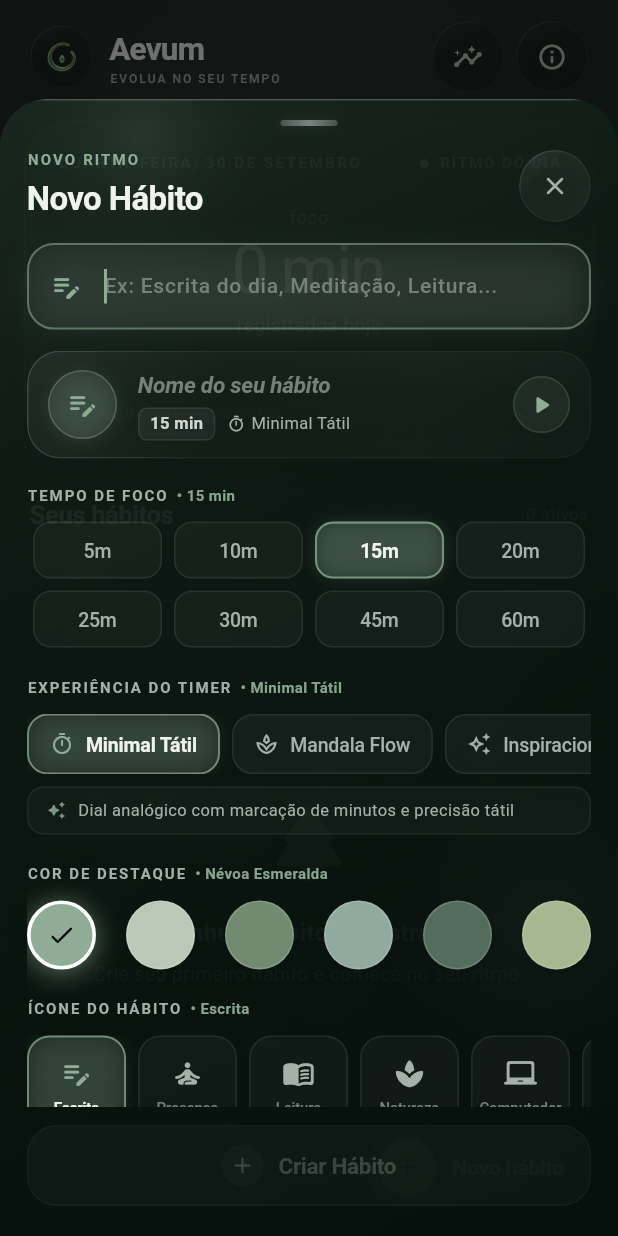
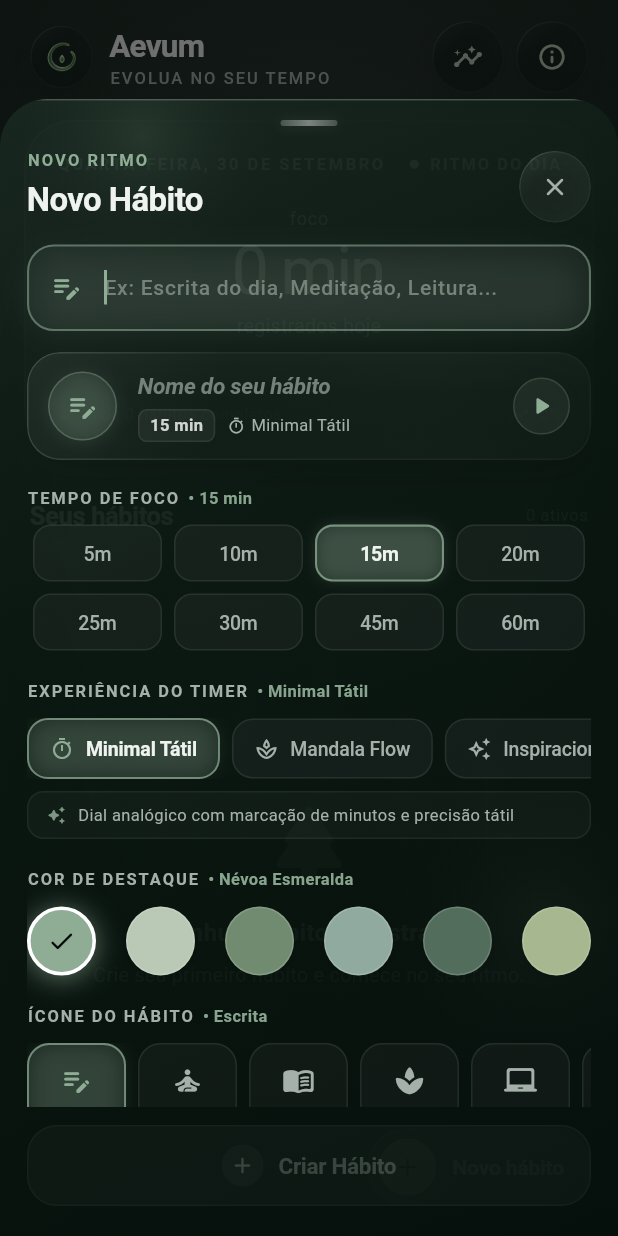
Before and after one commit to matheusz-nied/Aevum, a Flutter app: the HomeScreen screen opened directly, after a tap on "Novo hábito", on a phone screen of 412 x 824 dp. Run offline on Flutter 3.47's test engine with Material 3 defaults, Android fonts, the phone set to English and light mode, and no system bars; our stand-ins replace audioplayers, fl_chart, flutter_riverpod, hive, hive_flutter, package_info_plus and 2 more; accounts and stored records are empty.

Commit message:
feat: fontes mínimas de 11px e Semantics com o tempo restante no timer
Co-Authored-By: Claude Sonnet 5.5 <noreply@anthropic.com>

```diff
--- a/lib/features/onboarding/presentation/onboarding_screen.dart
+++ b/lib/features/onboarding/presentation/onboarding_screen.dart
@@ -218,7 +218,7 @@ class _PageShell extends StatelessWidget {
                   eyebrow,
                   style: const TextStyle(
                     color: AppColors.textMuted,
-                    fontSize: 10,
+                    fontSize: 11,
                     letterSpacing: 2.6,
                     fontWeight: FontWeight.w700,
                   ),
--- a/lib/features/tasks/presentation/screens/home_screen.dart
+++ b/lib/features/tasks/presentation/screens/home_screen.dart
@@ -208,7 +208,7 @@ class _HomeScreenState extends ConsumerState<HomeScreen> {
                                 'EVOLUA NO SEU TEMPO',
                                 style: TextStyle(
                                   fontWeight: FontWeight.w500,
-                                  fontSize: 8,
+                                  fontSize: 11,
                                   letterSpacing: 1.35,
                                   color: AppColors.textMuted,
                                 ),
--- a/lib/features/tasks/presentation/widgets/create_task_sheet.dart
+++ b/lib/features/tasks/presentation/widgets/create_task_sheet.dart
@@ -112,7 +112,7 @@ class _CreateTaskSheetState extends State<CreateTaskSheet> {
                 Text(
                   title.toUpperCase(),
                   style: const TextStyle(
-                    fontSize: 10,
+                    fontSize: 11,
                     fontWeight: FontWeight.w700,
                     letterSpacing: 1.3,
                     color: AppColors.textMuted,
@@ -126,7 +126,7 @@ class _CreateTaskSheetState extends State<CreateTaskSheet> {
                       maxLines: 1,
                       overflow: TextOverflow.ellipsis,
                       style: TextStyle(
-                        fontSize: 10,
+                        fontSize: 11,
                         fontWeight: FontWeight.w600,
                         color: _selectedColor.withValues(alpha: 0.95),
                       ),
@@ -153,7 +153,7 @@ class _CreateTaskSheetState extends State<CreateTaskSheet> {
             Text(
               isEditing ? 'EDITAR RITMO' : 'NOVO RITMO',
               style: TextStyle(
-                fontSize: 10,
+                fontSize: 11,
                 fontWeight: FontWeight.w700,
                 letterSpacing: 1.4,
                 color: _selectedColor,
@@ -729,7 +729,7 @@ class _CreateTaskSheetState extends State<CreateTaskSheet> {
                         maxLines: 1,
                         overflow: TextOverflow.ellipsis,
                         style: TextStyle(
-                          fontSize: 10,
+                          fontSize: 11,
                           fontWeight: isSelected
                               ? FontWeight.w600
                               : FontWeight.w500,
--- a/lib/features/tasks/presentation/widgets/daily_progress_header.dart
+++ b/lib/features/tasks/presentation/widgets/daily_progress_header.dart
@@ -48,7 +48,7 @@ class DailyProgressHeader extends StatelessWidget {
                         TimeUtils.formatHeaderDate(DateTime.now())
                             .toUpperCase(),
                         style: const TextStyle(
-                          fontSize: 10,
+                          fontSize: 11,
                           fontWeight: FontWeight.w600,
                           letterSpacing: 1.7,
                           color: AppColors.textMuted,
@@ -67,7 +67,7 @@ class DailyProgressHeader extends StatelessWidget {
                           Text(
                             'RITMO DO DIA',
                             style: TextStyle(
-                              fontSize: 10,
+                              fontSize: 11,
                               fontWeight: FontWeight.w600,
                               letterSpacing: 1.3,
                               color: AppColors.textMuted,
--- a/lib/features/timer/presentation/views/focus_free_view.dart
+++ b/lib/features/timer/presentation/views/focus_free_view.dart
@@ -141,7 +141,7 @@ class _CalmHeader extends StatelessWidget {
         key: ValueKey(label),
         style: TextStyle(
           color: AppColors.textMuted.withValues(alpha: 0.64),
-          fontSize: 10,
+          fontSize: 11,
           fontWeight: FontWeight.w600,
           letterSpacing: 2.8,
         ),
--- a/lib/features/timer/presentation/views/inspirational_view.dart
+++ b/lib/features/timer/presentation/views/inspirational_view.dart
@@ -186,7 +186,7 @@ class _InspirationalViewState extends State<InspirationalView> {
                                 ? 'em pausa'
                                 : 'pronto',
                             style: TextStyle(
-                              fontSize: 10,
+                              fontSize: 11,
                               fontWeight: FontWeight.w500,
                               letterSpacing: 2.4,
                               color: accentColor.withValues(alpha: 0.78),
```
Also changed, not shown: lib/core/utils/time_utils.dart (+18 -0 lines), lib/features/timer/presentation/screens/active_timer_screen.dart (+25 -7 lines), 1 other file.
